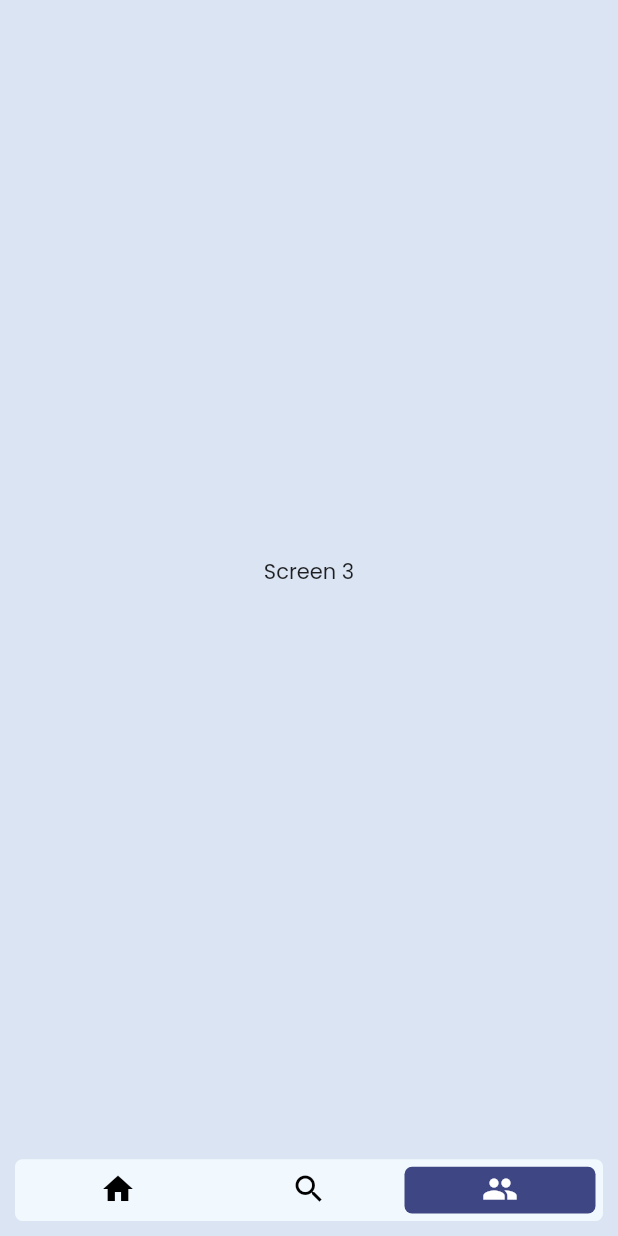
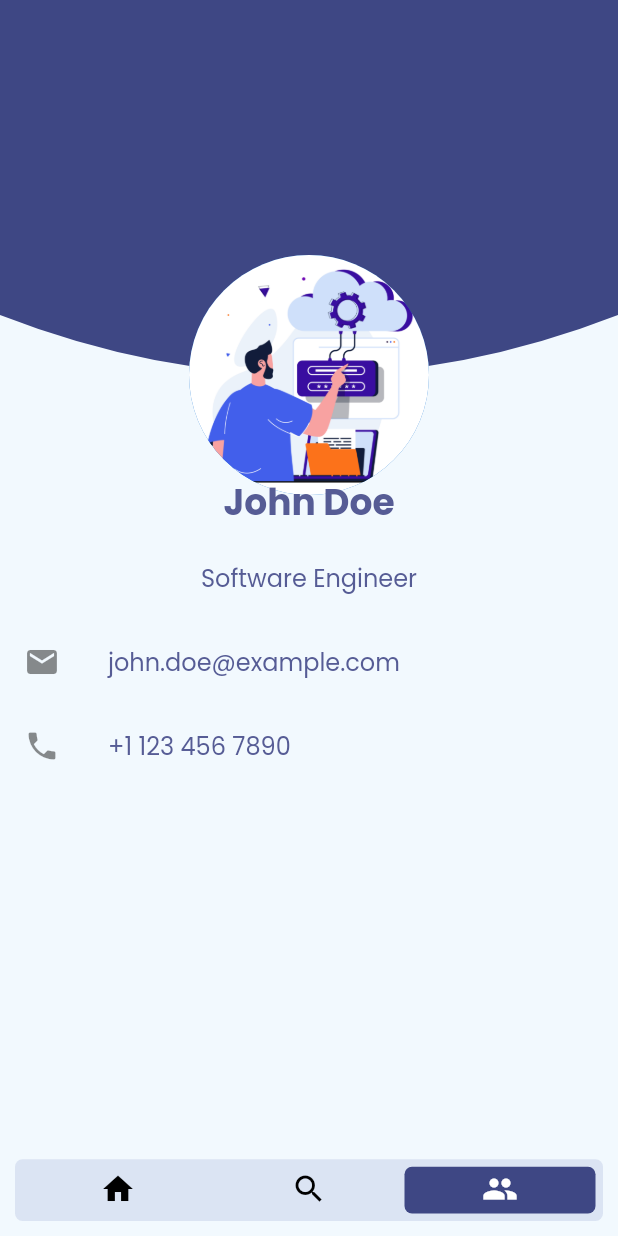
Before and after one commit to spandan3001/event_manager_flutter, a Flutter app: the HomeScreen screen opened directly, item 3 of the bottom bar chosen, on a phone screen of 412 x 824 dp. Run offline on Flutter 3.47's test engine with Material 2 defaults, Android fonts, the phone set to English and light mode, and no system bars; our stand-ins replace firebase_auth, firebase_core, google_fonts; accounts and stored records are empty.

Commit message:
profile screen was implemented

```diff
--- a/lib/custom_nav_bar/nav_bar_1/custom_nav_bar.dart
+++ b/lib/custom_nav_bar/nav_bar_1/custom_nav_bar.dart
@@ -19,7 +19,7 @@ class CustomTabBar extends StatelessWidget {
       height: (MediaQuery.of(context).size.height / 100) * 5,
       margin: const EdgeInsets.symmetric(vertical: 10, horizontal: 10),
       decoration: const BoxDecoration(
-        color: primary,
+        color: secondary,
         borderRadius: BorderRadius.all(Radius.circular(5)),
       ),
       child: Center(
--- a/lib/screen/home_screen.dart
+++ b/lib/screen/home_screen.dart
@@ -1,4 +1,5 @@
 import 'package:event_manager/custom_nav_bar/nav_bar_1/custom_nav_bar.dart';
+import 'package:event_manager/screen/profile_screen.dart';
 import 'package:event_manager/theme/colors.dart';
 import 'package:flutter/material.dart';
 
@@ -22,7 +23,7 @@ class _HomeScreenState extends State<HomeScreen>
     // Replace these with your actual screens
     const Screen1(),
     const Screen2(),
-    const Screen3(),
+    const ProfileScreen(),
   ];
 
   late TabController _tabController;
@@ -30,7 +31,7 @@ class _HomeScreenState extends State<HomeScreen>
   @override
   Widget build(BuildContext context) {
     return Scaffold(
-      backgroundColor: secondary,
+      backgroundColor: primary,
       body: TabBarView(
         controller: _tabController,
         children: _screens,
--- a/lib/screen/login_screen.dart
+++ b/lib/screen/login_screen.dart
@@ -184,16 +184,16 @@ class _LoginScreenState extends State<LoginScreen> {
                     style: const TextStyle(color: Colors.red),
                   ),
                 Padding(
-                  padding: EdgeInsets.only(left: 26.0, right: 26.0),
+                  padding: const EdgeInsets.only(left: 26.0, right: 26.0),
                   child: Row(
                     mainAxisAlignment: MainAxisAlignment.spaceBetween,
                     children: [
                       InkWell(
                         onTap: () {
-                          Navigator.pushReplacement(
+                          Navigator.push(
                             context,
                             MaterialPageRoute(
-                              builder: (context) => RegisterScreen(),
+                              builder: (context) => const RegisterScreen(),
                             ),
                           );
                         },
--- /dev/null
+++ b/lib/screen/profile_screen.dart
@@ -0,0 +1,95 @@
+import 'package:event_manager/theme/colors.dart';
+import 'package:flutter/material.dart';
+
+class ProfileScreen extends StatelessWidget {
+  const ProfileScreen({super.key});
+
+  final double clipHeight = 250;
+  final double profileImageHeight = 160;
+
+  @override
+  Widget build(BuildContext context) {
+    return Scaffold(
+      backgroundColor: primary,
+      body: Stack(
+        clipBehavior: Clip.none,
+        alignment: Alignment.topCenter,
+        children: [
+          ClipPath(
+            clipper: CustomClipPath(),
+            child: Container(
+              width: double.infinity,
+              height: clipHeight,
+              color: buttonColor,
+            ),
+          ),
+          Positioned(
+            top: clipHeight - profileImageHeight / 2,
+            child: CircleAvatar(
+              radius: profileImageHeight / 2,
+              backgroundImage: const AssetImage('assets/login.jpg'),
+            ),
+          ),
+          Padding(
+            padding: EdgeInsets.only(top: profileImageHeight / 2),
+            child: const Center(
+              child: Column(
+                mainAxisAlignment: MainAxisAlignment.center,
+                children: [
+                  Text(
+                    'John Doe',
+                    style: TextStyle(
+                      fontSize: 24,
+                      fontWeight: FontWeight.bold,
+                      color: mainFontColor,
+                    ),
+                  ),
+                  SizedBox(height: 20),
+                  Text(
+                    'Software Engineer',
+                    style: TextStyle(fontSize: 16, color: mainFontColor),
+                  ),
+                  SizedBox(height: 16),
+                  ListTile(
+                    leading: Icon(Icons.email),
+                    title: Text(
+                      'john.doe@example.com',
+                      style: TextStyle(color: mainFontColor),
+                    ),
+                  ),
+                  ListTile(
+                    leading: Icon(Icons.phone),
+                    title: Text(
+                      '+1 123 456 7890',
+                      style: TextStyle(color: mainFontColor),
+                    ),
+                  ),
+                ],
+              ),
+            ),
+          ),
+        ],
+      ),
+    );
+  }
+}
+
+class CustomClipPath extends CustomClipper<Path> {
+  @override
+  Path getClip(Size size) {
+    double width = size.width;
+    double height = size.height;
+    final path = Path();
+
+    path.lineTo(0, height - 40);
+    path.quadraticBezierTo(width / 2, height + 40, width, height - 40);
+    path.lineTo(width, 0);
+    path.close();
+    return path;
+  }
+
+  @override
+  bool shouldReclip(covariant CustomClipper<Path> oldClipper) {
+    return true;
+  }
+}
```
Also changed, not shown: lib/model_class/user_model_class.dart (added).
